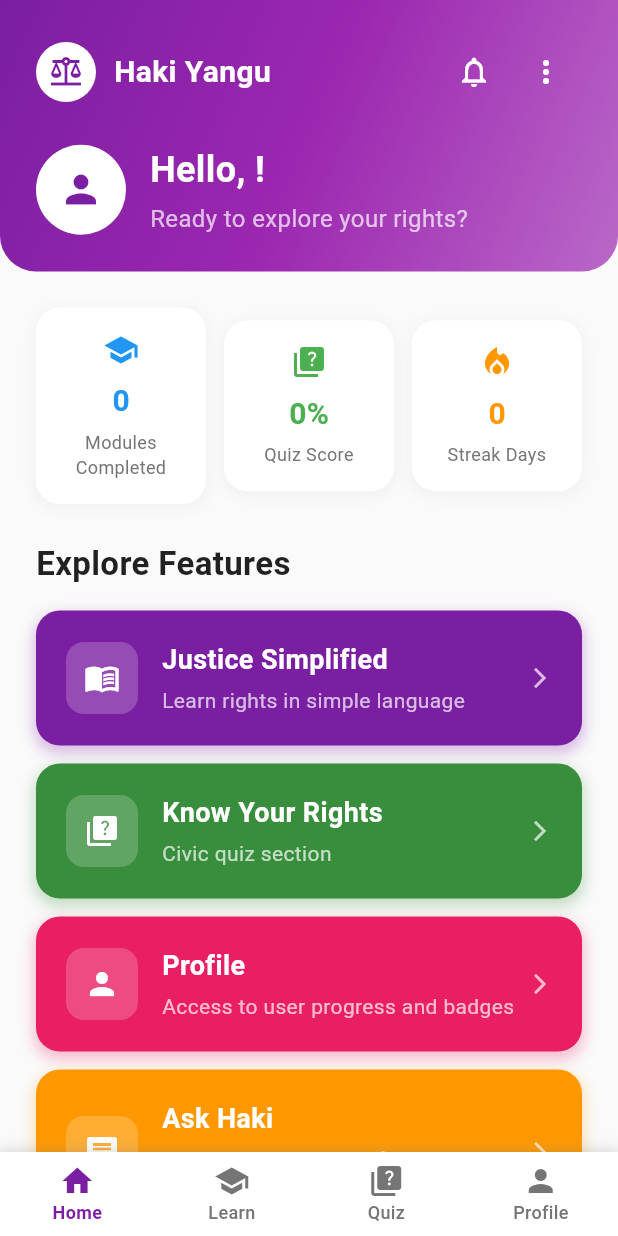
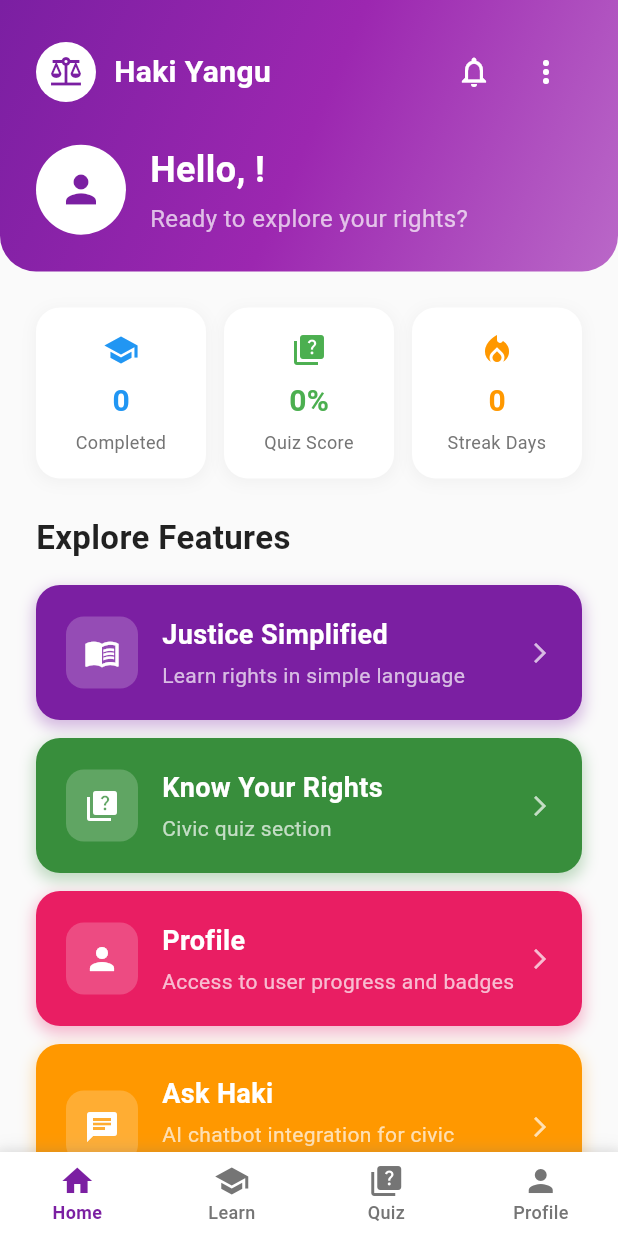
Before and after one commit to rogersruga/Haki-Yangu, a Flutter app: the HomeScreen screen opened directly, on a phone screen of 412 x 824 dp. Run offline on Flutter 3.47's test engine with Material 3 defaults, Android fonts, the light colour scheme and no system bars; our stand-ins replace firebase_auth, firebase_core, google_sign_in, shared_preferences, smooth_page_indicator; accounts and stored records are empty.

Commit message:
updates to stats section

```diff
--- a/lib/screens/home_screen.dart
+++ b/lib/screens/home_screen.dart
@@ -242,7 +242,7 @@ class _HomeScreenState extends State<HomeScreen> {
         children: [
           Expanded(
             child: _buildStatCard(
-              title: 'Modules Completed',
+              title: 'Completed',
               value: '0', // TODO: Get from user data
               icon: Icons.school,
               color: Colors.blue,
--- a/lib/screens/main_screen.dart
+++ b/lib/screens/main_screen.dart
@@ -355,7 +355,7 @@ class HomeScreenContent extends StatelessWidget {
         children: [
           Expanded(
             child: _buildStatCard(
-              title: 'Modules Completed',
+              title: 'Completed',
               value: '0',
               icon: Icons.school,
               color: Colors.blue,
```
